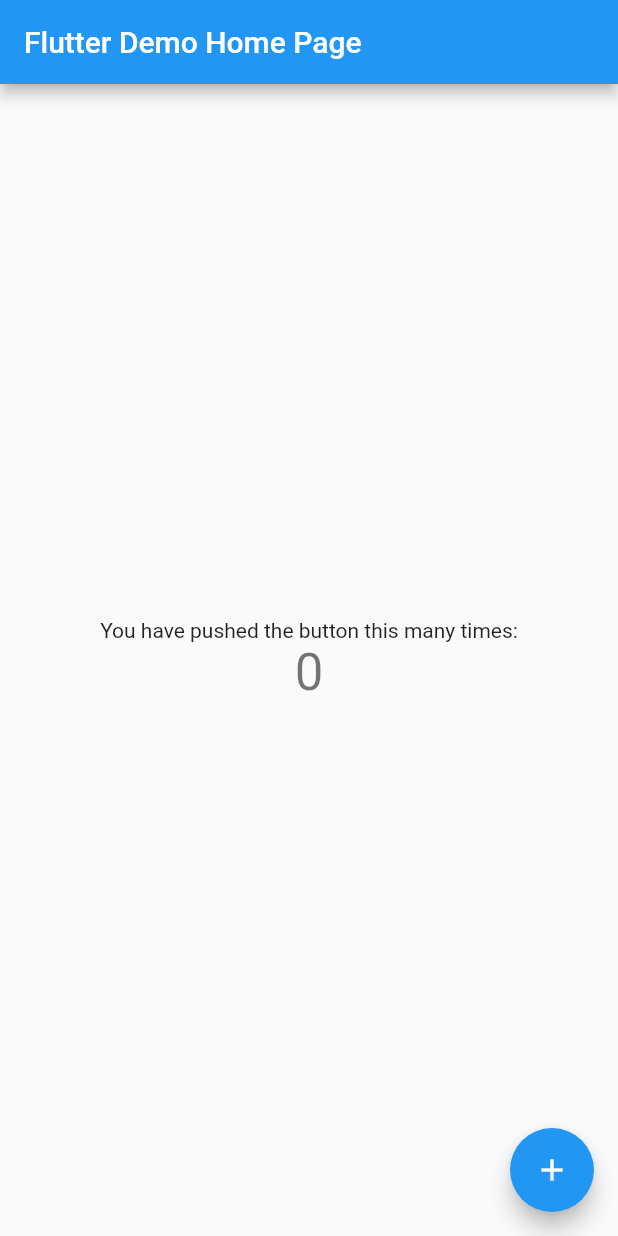
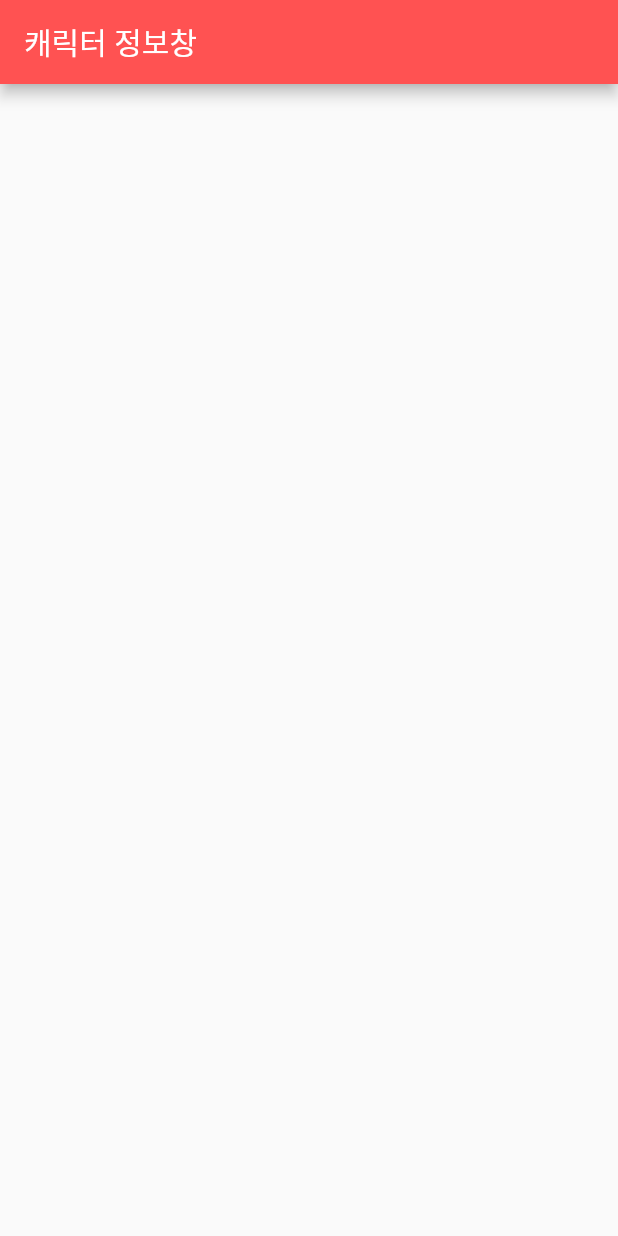
Before and after one commit to blueheart753/Character_StuApp, a Flutter app: the screen it shows after launch, on a phone screen of 412 x 824 dp. Run offline on Flutter 3.47's test engine with Material 2 defaults, Android fonts, the phone set to English and light mode, and no system bars.

Commit message:
캐릭터 카드 앱 공부 시작 2022/10/13

```diff
--- a/lib/main.dart
+++ b/lib/main.dart
@@ -1,115 +1,32 @@
 import 'package:flutter/material.dart';
 
-void main() {
-  runApp(const MyApp());
-}
+void main() => runApp(CharacterCard());
 
-class MyApp extends StatelessWidget {
-  const MyApp({super.key});
+class CharacterCard extends StatelessWidget {
+  const CharacterCard({Key? key}) : super(key: key);
 
-  // This widget is the root of your application.
   @override
   Widget build(BuildContext context) {
     return MaterialApp(
-      title: 'Flutter Demo',
+      title: '캐릭터 카드',
       theme: ThemeData(
-        // This is the theme of your application.
-        //
-        // Try running your application with "flutter run". You'll see the
-        // application has a blue toolbar. Then, without quitting the app, try
-        // changing the primarySwatch below to Colors.green and then invoke
-        // "hot reload" (press "r" in the console where you ran "flutter run",
-        // or simply save your changes to "hot reload" in a Flutter IDE).
-        // Notice that the counter didn't reset back to zero; the application
-        // is not restarted.
-        primarySwatch: Colors.blue,
+        primarySwatch: Colors.blue
       ),
-      home: const MyHomePage(title: 'Flutter Demo Home Page'),
+      home: MainHome(),
     );
   }
 }
 
-class MyHomePage extends StatefulWidget {
-  const MyHomePage({super.key, required this.title});
-
-  // This widget is the home page of your application. It is stateful, meaning
-  // that it has a State object (defined below) that contains fields that affect
-  // how it looks.
-
-  // This class is the configuration for the state. It holds the values (in this
-  // case the title) provided by the parent (in this case the App widget) and
-  // used by the build method of the State. Fields in a Widget subclass are
-  // always marked "final".
-
-  final String title;
-
-  @override
-  State<MyHomePage> createState() => _MyHomePageState();
-}
-
-class _MyHomePageState extends State<MyHomePage> {
-  int _counter = 0;
-
-  void _incrementCounter() {
-    setState(() {
-      // This call to setState tells the Flutter framework that something has
-      // changed in this State, which causes it to rerun the build method below
-      // so that the display can reflect the updated values. If we changed
-      // _counter without calling setState(), then the build method would not be
-      // called again, and so nothing would appear to happen.
-      _counter++;
-    });
-  }
+class MainHome extends StatelessWidget {
+  const MainHome({Key? key}) : super(key: key);
 
   @override
   Widget build(BuildContext context) {
-    // This method is rerun every time setState is called, for instance as done
-    // by the _incrementCounter method above.
-    //
-    // The Flutter framework has been optimized to make rerunning build methods
-    // fast, so that you can just rebuild anything that needs updating rather
-    // than having to individually change instances of widgets.
     return Scaffold(
       appBar: AppBar(
-        // Here we take the value from the MyHomePage object that was created by
-        // the App.build method, and use it to set our appbar title.
-        title: Text(widget.title),
+        title: Text('캐릭터 정보창'),
+        backgroundColor: Colors.redAccent,
       ),
-      body: Center(
-        // Center is a layout widget. It takes a single child and positions it
-        // in the middle of the parent.
-        child: Column(
-          // Column is also a layout widget. It takes a list of children and
-          // arranges them vertically. By default, it sizes itself to fit its
-          // children horizontally, and tries to be as tall as its parent.
-          //
-          // Invoke "debug painting" (press "p" in the console, choose the
-          // "Toggle Debug Paint" action from the Flutter Inspector in Android
-          // Studio, or the "Toggle Debug Paint" command in Visual Studio Code)
-          // to see the wireframe for each widget.
-          //
-          // Column has various properties to control how it sizes itself and
-          // how it positions its children. Here we use mainAxisAlignment to
-          // center the children vertically; the main axis here is the vertical
-          // axis because Columns are vertical (the cross axis would be
-          // horizontal).
-          mainAxisAlignment: MainAxisAlignment.center,
-          children: <Widget>[
-            const Text(
-              'You have pushed the button this many times:',
-            ),
-            Text(
-              '$_counter',
-              style: Theme.of(context).textTheme.headline4,
-            ),
-          ],
-        ),
-      ),
-      floatingActionButton: FloatingActionButton(
-        onPressed: _incrementCounter,
-        tooltip: 'Increment',
-        child: const Icon(Icons.add),
-      ), // This trailing comma makes auto-formatting nicer for build methods.
     );
   }
 }
```
Also changed, not shown: 1 other file.
